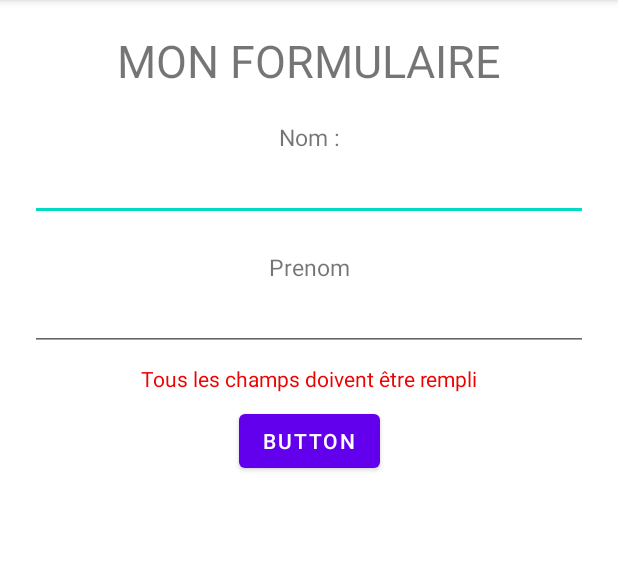
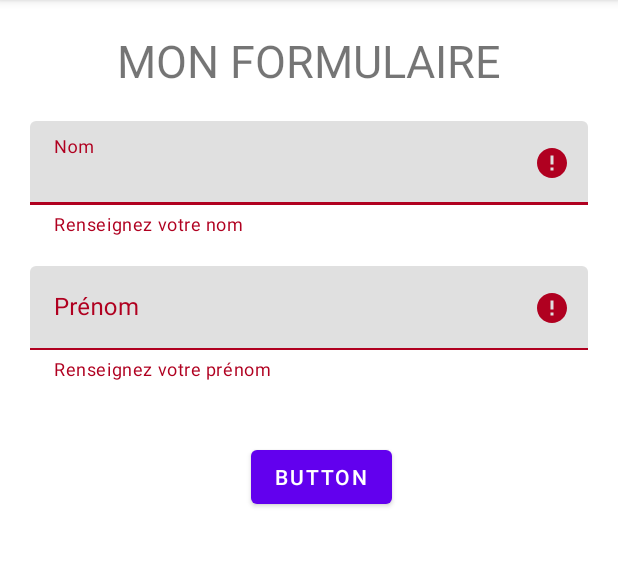
Before and after one commit to bezedache29/FirstApp, an Android app: the screen it shows after launch (MainActivity), after a tap on "BUTTON", on a phone screen of 412 x 824 dp, the part 84-651 px from its top. Run offline under Robolectric (Android 15) with nearby library versions, the phone set to English and light mode, and no system bars.

Commit message:
Message d'erreurs material-io

```diff
--- a/app/build.gradle
+++ b/app/build.gradle
@@ -45,6 +45,7 @@ dependencies {
     implementation 'androidx.constraintlayout:constraintlayout:1.1.3'
     implementation 'androidx.navigation:navigation-fragment-ktx:2.2.2'
     implementation 'androidx.navigation:navigation-ui-ktx:2.2.2'
+    implementation 'com.google.android.material:material:1.3.0'
     testImplementation 'junit:junit:4.+'
     androidTestImplementation 'androidx.test.ext:junit:1.1.1'
     androidTestImplementation 'androidx.test.espresso:espresso-core:3.2.0'
--- a/app/src/main/java/com/example/firstapp/MainActivity.kt
+++ b/app/src/main/java/com/example/firstapp/MainActivity.kt
@@ -30,11 +30,20 @@ class MainActivity : AppCompatActivity(), View.OnClickListener {
 
     override fun onClick(v: View?) {
         val i = Intent(this, MainActivity2::class.java)
-        if ((binding.editTextTextPersonName.text.toString().trimmedLength() <= 0) || (binding.editTextTextPersonName2.text.toString().trimmedLength() <= 0)) {
-            binding.errorMessage.text = "Tous les champs doivent être rempli"
+
+        binding.labelLastname.error = null
+        binding.labelFirstname.error = null
+
+        if ((binding.lastnameValue.text.toString().trimmedLength() <= 0) && (binding.firstnameValue.text.toString().trimmedLength() <= 0)) {
+            binding.labelLastname.error = getString(R.string.emptyLastname)
+            binding.labelFirstname.error = getString(R.string.emptyFirstname)
+        } else if (binding.lastnameValue.text.toString().trimmedLength() <= 0) {
+            binding.labelLastname.error = getString(R.string.emptyLastname)
+        } else if (binding.firstnameValue.text.toString().trimmedLength() <= 0) {
+            binding.labelFirstname.error = getString(R.string.emptyFirstname)
         } else {
-            i.putExtra(LASTNAMEKEY, binding.editTextTextPersonName.text.toString())
-            i.putExtra(FIRSTNAMEKEY, binding.editTextTextPersonName2.text.toString())
+            i.putExtra(LASTNAMEKEY, binding.lastnameValue.text.toString())
+            i.putExtra(FIRSTNAMEKEY, binding.firstnameValue.text.toString())
             startActivity(i)
         }
     }
--- a/app/src/main/res/layout/activity_main.xml
+++ b/app/src/main/res/layout/activity_main.xml
@@ -8,7 +8,7 @@
 
 
     <TextView
-        android:id="@+id/textView"
+        android:id="@+id/title"
         android:layout_width="match_parent"
         android:layout_height="wrap_content"
         app:layout_constraintTop_toTopOf="parent"
@@ -16,68 +16,44 @@
         android:text="@string/mon_formulaire"
         android:textAllCaps="true"
         android:textSize="30sp"
-        android:layout_margin="20dp"
-        tools:layout_editor_absoluteX="76dp"
-        tools:layout_editor_absoluteY="29dp" />
+        android:layout_margin="20dp" />
 
-    <TextView
+    <com.google.android.material.textfield.TextInputLayout
         android:id="@+id/labelLastname"
         android:layout_width="match_parent"
         android:layout_height="wrap_content"
-        android:gravity="center_horizontal"
-        android:text="@string/nom"
+        app:layout_constraintTop_toBottomOf="@+id/title"
+        android:layout_marginTop="20dp"
+        android:layout_marginHorizontal="20dp"
+        android:hint="@string/lestname">
 
-        android:textSize="15sp"
-        android:layout_marginHorizontal="20dp"
-        tools:layout_editor_absoluteX="76dp"
-        tools:layout_editor_absoluteY="29dp"
-        app:layout_constraintTop_toBottomOf="@id/textView"
-        android:layout_marginTop="20dp"
-        android:labelFor="@id/editTextTextPersonName"
-        />
+        <com.google.android.material.textfield.TextInputEditText
+            android:id="@+id/lastnameValue"
+            app:errorEnabled="true"
+            android:layout_width="match_parent"
+            android:layout_height="wrap_content"
+            />
 
+    </com.google.android.material.textfield.TextInputLayout>
 
-    <EditText
-        android:id="@+id/editTextTextPersonName"
-        android:layout_width="match_parent"
-        android:layout_height="wrap_content"
-        android:ems="10"
-        android:inputType="textPersonName"
-        android:text=""
-        android:importantForAutofill="no"
-        android:layout_marginHorizontal="20dp"
-        tools:layout_editor_absoluteX="87dp"
-        tools:layout_editor_absoluteY="88dp"
-        app:layout_constraintTop_toBottomOf="@id/labelLastname" />
-
-    <TextView
+    <com.google.android.material.textfield.TextInputLayout
         android:id="@+id/labelFirstname"
         android:layout_width="match_parent"
         android:layout_height="wrap_content"
-        android:gravity="center_horizontal"
-        android:text="@string/prenom"
-        android:textSize="15sp"
+        app:layout_constraintTop_toBottomOf="@+id/labelLastname"
+        android:layout_marginTop="20dp"
         android:layout_marginHorizontal="20dp"
-        android:layout_marginTop="20dp"
-        app:layout_constraintTop_toBottomOf="@id/editTextTextPersonName"
-        tools:layout_editor_absoluteX="76dp"
-        tools:layout_editor_absoluteY="29dp"
-        android:labelFor="@id/editTextTextPersonName2"
-        />
+        android:hint="@string/firstname">
 
+        <com.google.android.material.textfield.TextInputEditText
+            android:id="@+id/firstnameValue"
+            app:errorEnabled="true"
+            android:layout_width="match_parent"
+            android:layout_height="wrap_content"
+            />
 
-    <EditText
-        android:id="@+id/editTextTextPersonName2"
-        android:layout_width="match_parent"
-        android:layout_height="wrap_content"
-        android:ems="10"
-        android:inputType="text"
-        android:text=""
-        android:importantForAutofill="no"
-        app:layout_constraintTop_toBottomOf="@id/labelFirstname"
-        android:layout_marginHorizontal="20dp"
-        tools:layout_editor_absoluteX="87dp"
-        tools:layout_editor_absoluteY="174dp" />
+    </com.google.android.material.textfield.TextInputLayout>
+
 
     <Button
         android:id="@+id/button"
@@ -85,19 +61,12 @@
         android:layout_height="wrap_content"
         android:layout_gravity="center_horizontal"
         android:layout_marginHorizontal="20dp"
-        android:layout_marginTop="36dp"
+        android:layout_marginTop="40dp"
         android:text="@string/button"
+        app:layout_constraintHorizontal_bias="0.531"
         app:layout_constraintLeft_toLeftOf="parent"
         app:layout_constraintRight_toRightOf="parent"
-        app:layout_constraintTop_toBottomOf="@id/editTextTextPersonName2" />
+        app:layout_constraintTop_toBottomOf="@+id/labelFirstname" />
 
-    <TextView
-        android:id="@+id/errorMessage"
-        android:layout_width="wrap_content"
-        android:layout_height="wrap_content"
-        android:textColor="#ED0101"
-        app:layout_constraintBottom_toTopOf="@+id/button"
-        app:layout_constraintEnd_toEndOf="parent"
-        app:layout_constraintStart_toStartOf="parent"
-        app:layout_constraintTop_toBottomOf="@+id/editTextTextPersonName2" />
+
 </androidx.constraintlayout.widget.ConstraintLayout>
--- a/app/src/main/res/layout/activity_main2.xml
+++ b/app/src/main/res/layout/activity_main2.xml
@@ -21,7 +21,6 @@
         android:layout_marginTop="60dp"
 
         android:gravity="center_horizontal"
-        android:labelFor="@id/editTextTextPersonName"
         android:text="@string/nom"
         android:textSize="15sp"
         app:layout_constraintTop_toTopOf="parent"
@@ -43,7 +42,6 @@
         android:layout_marginHorizontal="20dp"
         android:layout_marginTop="60dp"
         android:gravity="center_horizontal"
-        android:labelFor="@id/editTextTextPersonName2"
         android:text="@string/prenom"
         android:textSize="15sp"
         app:layout_constraintTop_toBottomOf="@+id/labelLastname"
--- a/app/src/main/res/values/strings.xml
+++ b/app/src/main/res/values/strings.xml
@@ -13,4 +13,8 @@
 
     <string name="hello_first_fragment">Hello first fragment</string>
     <string name="hello_second_fragment">Hello second fragment. Arg: %1$s</string>
+    <string name="firstname">Prénom</string>
+    <string name="lestname">Nom</string>
+    <string name="emptyLastname">Renseignez votre nom</string>
+    <string name="emptyFirstname">Renseignez votre prénom</string>
 </resources>
```
